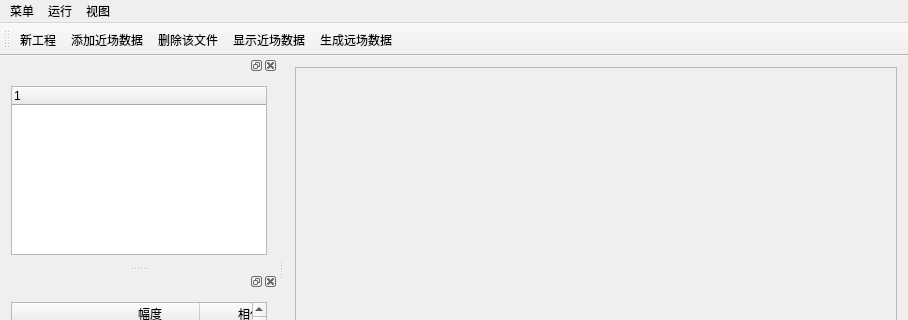
Old version of the form mainwindow.ui in the repository THYLOVEZQ/NearFieldVisualization; both pictures show x 0 to 908 and y 0 to 320 of the 908 by 504 pixel window.
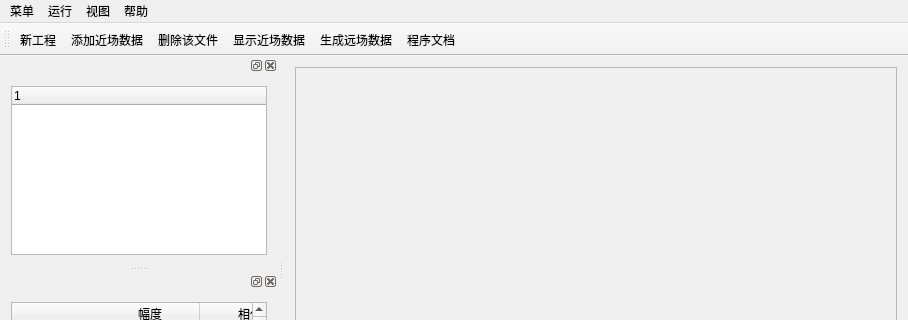
New version of the form.

Diff of the .ui file:
```diff
--- a/mainwindow.ui
+++ b/mainwindow.ui
@@ -64,9 +64,16 @@
      <string>视图</string>
     </property>
    </widget>
+   <widget class="QMenu" name="menu_4">
+    <property name="title">
+     <string>帮助</string>
+    </property>
+    <addaction name="action_6"/>
+   </widget>
    <addaction name="menu"/>
    <addaction name="menu_2"/>
    <addaction name="menu_3"/>
+   <addaction name="menu_4"/>
   </widget>
   <widget class="QToolBar" name="mainToolBar">
    <attribute name="toolBarArea">
@@ -80,6 +87,7 @@
    <addaction name="action_3"/>
    <addaction name="action_1"/>
    <addaction name="action_5"/>
+   <addaction name="action_6"/>
   </widget>
   <widget class="QStatusBar" name="statusBar"/>
   <widget class="QDockWidget" name="dockWidget_2">
@@ -196,6 +204,14 @@
     <string>删除该文件</string>
    </property>
   </action>
+  <action name="action_6">
+   <property name="text">
+    <string>程序文档</string>
+   </property>
+   <property name="toolTip">
+    <string>程序文档</string>
+   </property>
+  </action>
  </widget>
  <layoutdefault spacing="6" margin="11"/>
  <resources/>
```
